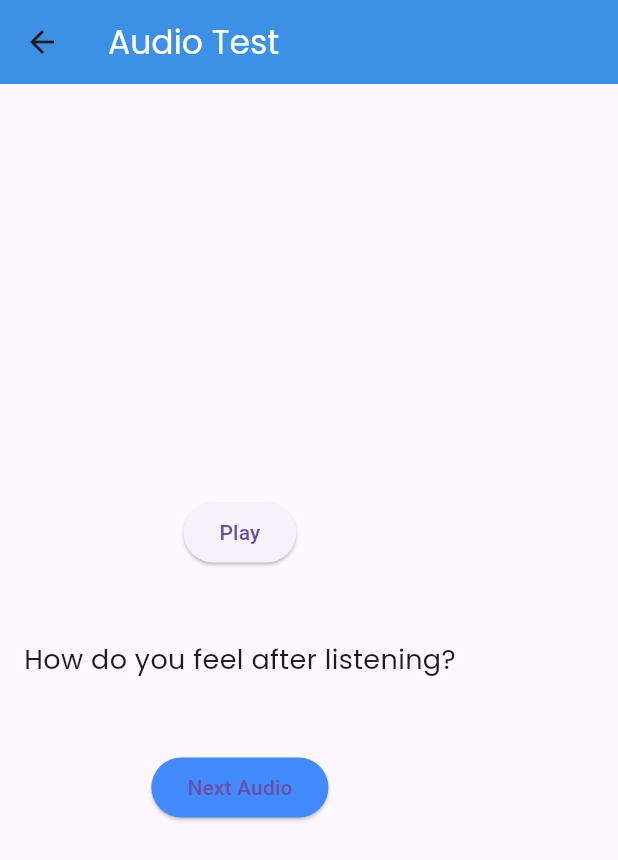
After one commit to elassava/audivo, a Flutter app: the AudioScreen screen opened by its route, after a tap on "Play", on a phone screen of 412 x 824 dp. The commit adds this screen. Shown: the top 860 px of the screen. Run offline on Flutter 3.47's test engine with Material 3 defaults, Android fonts, the phone set to English and light mode, and no system bars; our stand-ins replace audioplayers, cloud_firestore, firebase_auth, firebase_core, google_fonts, google_sign_in; accounts and stored records are empty.

Commit message:
audio questions ile ilgil geliştirmeler yapıldı

```diff
--- a/lib/main.dart
+++ b/lib/main.dart
@@ -10,6 +10,7 @@ import 'screens/patient_login.dart';
 import 'screens/doctor_dashboard.dart';
 import 'screens/patient_dashboard.dart';
 import 'screens/doc_patients_screen.dart';
+import 'screens/audio_screens.dart';
 
 void main() async {
   WidgetsFlutterBinding.ensureInitialized();
@@ -33,6 +34,8 @@ class MyApp extends StatelessWidget {
         '/patientDashboard': (context) => PatientDashboard(),
         '/patientsScreen': (context) => PatientsScreen(), // PatientsScreen'e rota ekledik
         '/patientSettings': (context) => PSettingsScreen(),
+        '/audioScreen': (context) => AudioScreen(patientId: '',),
+
       },
     );
   }
--- /dev/null
+++ b/lib/screens/audio_screens.dart
@@ -0,0 +1,225 @@
+import 'package:cloud_firestore/cloud_firestore.dart';
+import 'package:flutter/material.dart';
+import 'package:google_fonts/google_fonts.dart';
+import 'package:audioplayers/audioplayers.dart';
+
+class AudioScreen extends StatefulWidget {
+  final String patientId;
+
+  AudioScreen({required this.patientId});
+
+  @override
+  _AudioScreenState createState() => _AudioScreenState();
+}
+
+class _AudioScreenState extends State<AudioScreen> {
+  late AudioPlayer _audioPlayer;
+  String? _audioUrl;
+  String? _correctOption;
+  List<String> _options = [];
+  bool _isPlaying = false;
+  bool _isLoading = true;
+  bool _isAnswered = false;
+
+  Duration _currentPosition = Duration.zero;
+  Duration _totalDuration = Duration.zero;
+
+  @override
+  void initState() {
+    super.initState();
+    _audioPlayer = AudioPlayer();
+    _fetchAudioQuestion();
+
+    // Listen to playback completion and reset state
+    _audioPlayer.onPlayerStateChanged.listen((state) {
+      if (state == PlayerState.completed) {
+        setState(() {
+          _isPlaying = false;
+        });
+      }
+    });
+
+    // Listen to the current position of the audio
+    _audioPlayer.onPositionChanged.listen((position) {
+      setState(() {
+        _currentPosition = position;
+      });
+    });
+
+    // Listen to the total duration of the audio
+    _audioPlayer.onDurationChanged.listen((duration) {
+      setState(() {
+        _totalDuration = duration;
+      });
+    });
+  }
+
+  // Fetch a random audio question from Firestore
+  Future<void> _fetchAudioQuestion() async {
+    setState(() {
+      _isLoading = true;
+      _isAnswered = false;
+    });
+
+    try {
+      QuerySnapshot querySnapshot = await FirebaseFirestore.instance.collection('audioQuestions').get();
+
+      if (querySnapshot.docs.isNotEmpty) {
+        DocumentSnapshot audioQuestionSnapshot = (querySnapshot.docs..shuffle()).first;
+
+        setState(() {
+          _audioUrl = audioQuestionSnapshot['audioUrl'];
+          _correctOption = audioQuestionSnapshot['correctOption'];
+          _options = List<String>.from(audioQuestionSnapshot['options']);
+          _isLoading = false;
+        });
+        print('Random question loaded with audio URL: $_audioUrl');
+      } else {
+        print('No audio questions available in the collection');
+        throw Exception('No audio questions found in the collection');
+      }
+    } catch (e) {
+      print('Error fetching audio question: $e');
+      setState(() {
+        _isLoading = false;
+      });
+    }
+  }
+
+  // Play or pause the audio
+  void _playPauseAudio() {
+    if (_audioUrl != null) {
+      if (_isPlaying) {
+        _audioPlayer.pause();
+      } else {
+        _audioPlayer.play(UrlSource(_audioUrl!));
+      }
+
+      setState(() {
+        _isPlaying = !_isPlaying;
+      });
+    } else {
+      print('Audio URL is null');
+    }
+  }
+
+  // Submit the selected emotion
+  void _submitEmotion(String selectedEmotion) {
+    if (_correctOption != null) {
+      bool isCorrect = selectedEmotion == _correctOption;
+      showDialog(
+        context: context,
+        builder: (context) => AlertDialog(
+          title: Text(isCorrect ? 'Correct!' : 'Incorrect'),
+          content: Text(
+            isCorrect
+                ? 'You selected the correct emotion: $selectedEmotion'
+                : 'The correct emotion was: $_correctOption',
+          ),
+          actions: [
+            TextButton(
+              onPressed: () {
+                Navigator.pop(context);
+                _goToNextQuestion();
+              },
+              child: Text('Next Question'),
+            ),
+          ],
+        ),
+      );
+    }
+  }
+
+  // Function to load the next question
+  void _goToNextQuestion() {
+    setState(() {
+      _audioPlayer.stop();
+      _isPlaying = false;
+      _fetchAudioQuestion();
+    });
+  }
+
+  @override
+  void dispose() {
+    _audioPlayer.dispose();
+    super.dispose();
+  }
+
+  @override
+  Widget build(BuildContext context) {
+    return Scaffold(
+      appBar: AppBar(
+        title: Text('Audio Test', style: GoogleFonts.poppins(color: Colors.white)),
+        backgroundColor: Color.fromARGB(255, 60, 145, 230),
+      ),
+      body: _isLoading
+          ? Center(child: CircularProgressIndicator())
+          : Padding(
+              padding: const EdgeInsets.all(16.0),
+              child: Column(
+                mainAxisAlignment: MainAxisAlignment.center,
+                crossAxisAlignment: CrossAxisAlignment.center,
+                children: [
+                  ElevatedButton(
+                    onPressed: _playPauseAudio,
+                    child: Text(_isPlaying ? 'Pause' : 'Play'),
+                  ),
+                  SizedBox(height: 16),
+                  // Display audio progress bar
+                  if (_totalDuration > Duration.zero)
+                    Column(
+                      children: [
+                        Slider(
+                          min: 0,
+                          max: _totalDuration.inSeconds.toDouble(),
+                          value: _currentPosition.inSeconds.toDouble(),
+                          onChanged: (value) async {
+                            final position = Duration(seconds: value.toInt());
+                            await _audioPlayer.seek(position);
+                          },
+                        ),
+                        Text(
+                          '${_currentPosition.inMinutes}:${(_currentPosition.inSeconds % 60).toString().padLeft(2, '0')} / ${_totalDuration.inMinutes}:${(_totalDuration.inSeconds % 60).toString().padLeft(2, '0')}',
+                          style: GoogleFonts.poppins(fontSize: 16),
+                        ),
+                      ],
+                    ),
+                  SizedBox(height: 32),
+                  // Emotion selection options
+                  Text(
+                    'How do you feel after listening?',
+                    style: GoogleFonts.poppins(fontSize: 18),
+                  ),
+                  SizedBox(height: 16),
+                  Wrap(
+                    spacing: 10.0,
+                    runSpacing: 10.0,
+                    children: _options.map((emotion) {
+                      return ElevatedButton(
+                        onPressed: _isAnswered
+                            ? null
+                            : () {
+                                setState(() {
+                                  _isAnswered = true;
+                                });
+                                _submitEmotion(emotion);
+                              },
+                        child: Text(emotion, style: GoogleFonts.poppins(fontSize: 16)),
+                      );
+                    }).toList(),
+                  ),
+                  SizedBox(height: 32),
+                  // Next audio button
+                  ElevatedButton(
+                    onPressed: _goToNextQuestion,
+                    child: Text('Next Audio'),
+                    style: ElevatedButton.styleFrom(
+                      backgroundColor: Colors.blueAccent,
+                    ),
+                  ),
+                ],
+              ),
+            ),
+    );
+  }
+}
--- a/pubspec.yaml
+++ b/pubspec.yaml
@@ -40,6 +40,7 @@ dependencies:
   cupertino_icons: ^1.0.8
   cloud_firestore: ^4.17.5
   google_sign_in: ^6.2.2
+  audioplayers: ^6.1.0
 
 dev_dependencies:
   flutter_test:
```
Also changed, not shown: lib/screens/doc_patients_test_screen.dart (+28 -5 lines), lib/screens/doctor_login.dart (+8 -0 lines).
